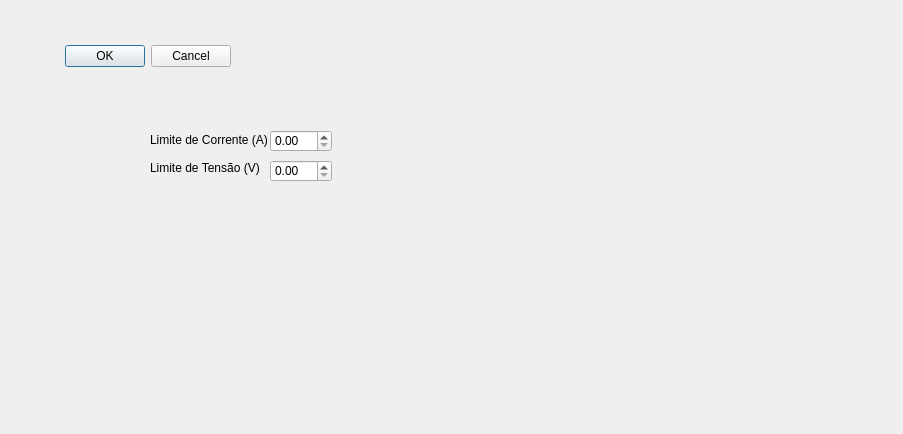
Above: ui/config_dialog.ui from Zennin15/Sistema-de-Supervisao-e-Controle-Desktop before the change. Below: the same form after it.
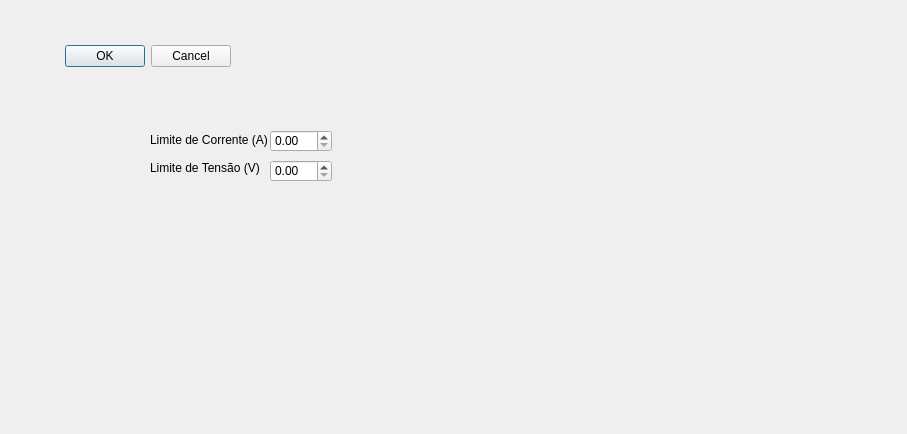
That is the form after the change.

```diff
--- a/ui/config_dialog.ui
+++ b/ui/config_dialog.ui
@@ -6,7 +6,7 @@
    <rect>
     <x>0</x>
     <y>0</y>
-    <width>903</width>
+    <width>907</width>
     <height>434</height>
    </rect>
   </property>
```
Left out of the diff: 10 changed lines with no effect on the pictures.
